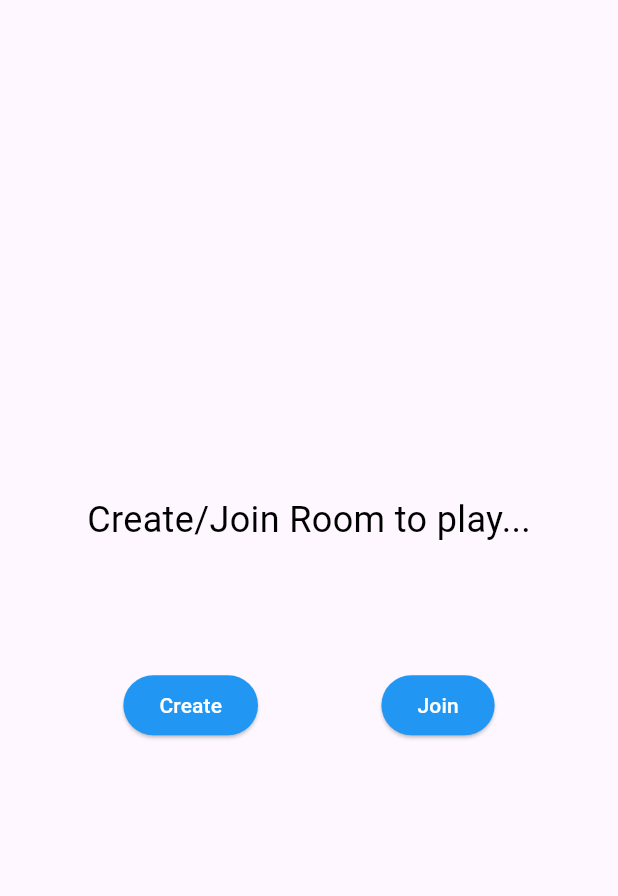
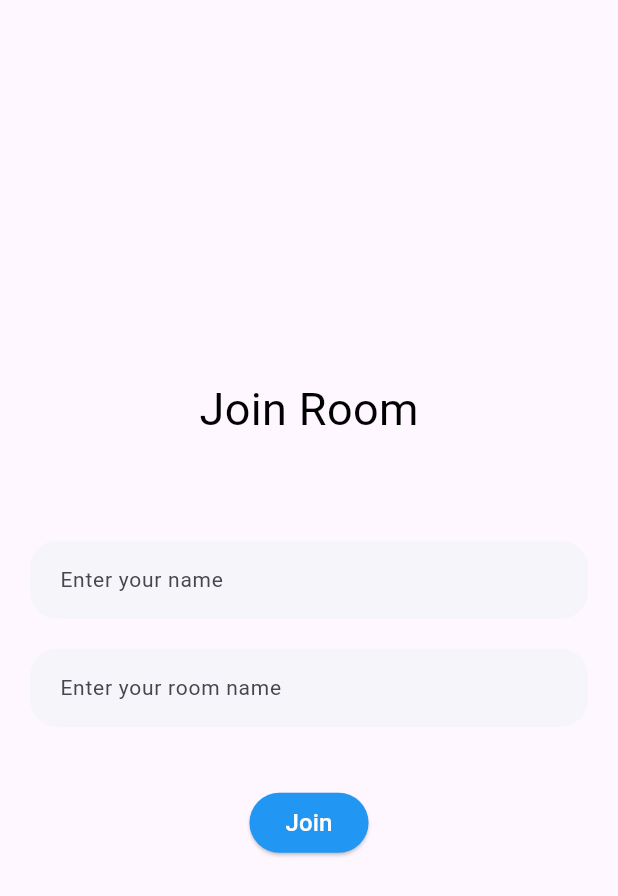
Before and after one commit to anish03mondal/Skribbl-Game, a Flutter app: the screen it shows after launch, after a tap on "Join", on a phone screen of 412 x 824 dp. Shown: the top 896 px of the screen. Run offline on Flutter 3.47's test engine with Material 3 defaults, Android fonts, the phone set to English and light mode, and no system bars.

Commit message:
Join Screen

```diff
--- a/lib/home_screen.dart
+++ b/lib/home_screen.dart
@@ -1,5 +1,6 @@
 import 'package:flutter/material.dart';
 import 'package:skribbl_clone/create_room_screen.dart';
+import 'package:skribbl_clone/join_room_screen.dart';
 
 class HomeScreen extends StatefulWidget {
   const HomeScreen({super.key});
@@ -40,7 +41,12 @@ class _HomeScreenState extends State<HomeScreen> {
               ),
 
               ElevatedButton(
-                onPressed: () {},
+                onPressed: () {
+                  Navigator.push(
+                    context,
+                    MaterialPageRoute(builder: (context) => JoinRoomScreen()),
+                  );
+                },
                 style: ElevatedButton.styleFrom(backgroundColor: Colors.blue),
                 child: Text("Join", style: TextStyle(color: Colors.white)),
               ),
--- /dev/null
+++ b/lib/join_room_screen.dart
@@ -0,0 +1,61 @@
+import 'package:flutter/material.dart';
+import 'package:skribbl_clone/widgets/custom_text_field.dart';
+
+class JoinRoomScreen extends StatefulWidget {
+  const JoinRoomScreen({super.key});
+
+  @override
+  State<JoinRoomScreen> createState() => _JoinRoomScreenState();
+}
+
+class _JoinRoomScreenState extends State<JoinRoomScreen> {
+  final TextEditingController _nameController = TextEditingController();
+  final TextEditingController _roomNameController = TextEditingController();
+  late String? _maxRoundsValue;
+  late String? _roomSizeValue;
+
+  @override
+  Widget build(BuildContext context) {
+    return Scaffold(
+      body: Column(
+        mainAxisAlignment: MainAxisAlignment.center,
+        children: [
+          Text(
+            'Join Room',
+            style: TextStyle(fontSize: 30, color: Colors.black),
+          ),
+
+          SizedBox(height: MediaQuery.of(context).size.height * 0.08),
+
+          Container(
+            margin: EdgeInsets.symmetric(horizontal: 20),
+            child: CustomTextField(
+              contorller: _nameController,
+              hintText: "Enter your name",
+            ),
+          ),
+          SizedBox(height: 20),
+
+          Container(
+            margin: EdgeInsets.symmetric(horizontal: 20),
+            child: CustomTextField(
+              contorller: _roomNameController,
+              hintText: "Enter your room name",
+            ),
+          ),
+
+          SizedBox(height: 40),
+
+          ElevatedButton(
+            onPressed: () {},
+            style: ElevatedButton.styleFrom(backgroundColor: Colors.blue),
+            child: Text(
+              "Join",
+              style: TextStyle(fontSize: 16, color: Colors.white),
+            ),
+          ),
+        ],
+      ),
+    );
+  }
+}
```
